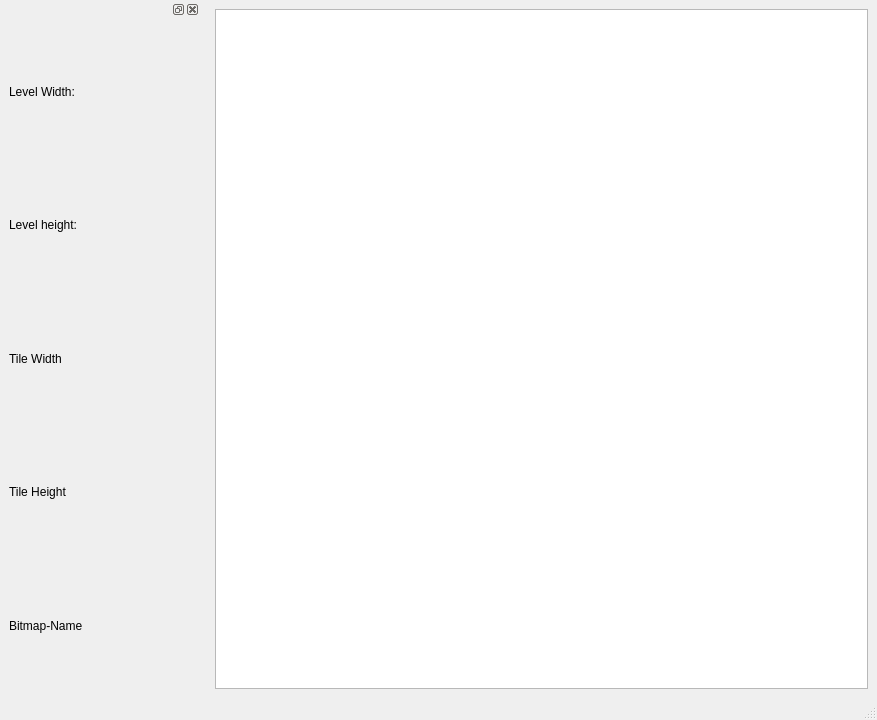
First picture: the form in uebung13/src/untitled.ui, repository pahoffmann/cplusplus_intro, before the edit.
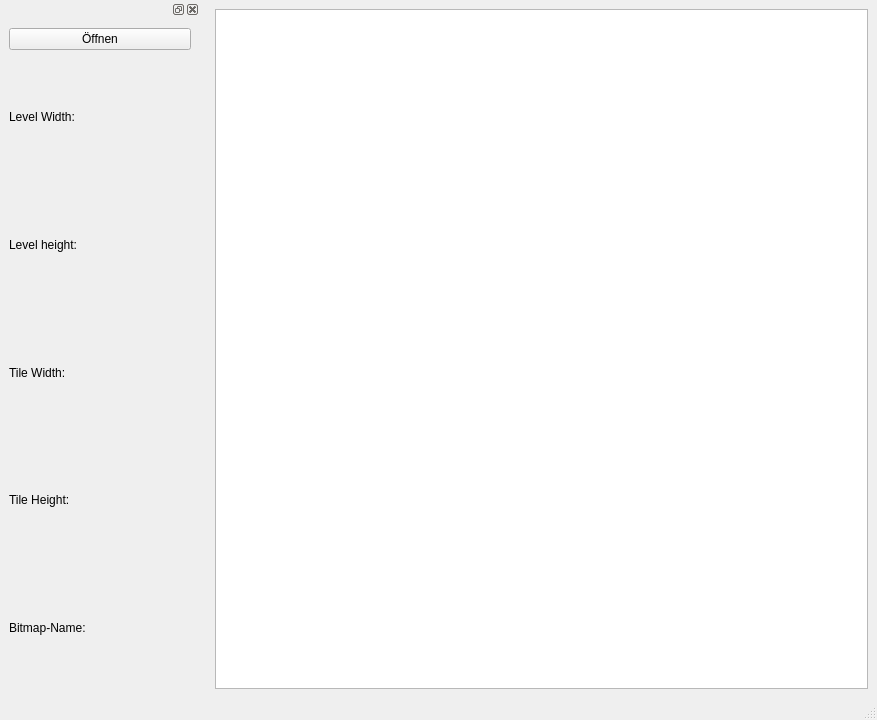
Second picture: the form after the edit.

The edit to the form file:
```diff
--- a/uebung13/src/untitled.ui
+++ b/uebung13/src/untitled.ui
@@ -38,7 +38,7 @@
    <property name="minimumSize">
     <size>
      <width>200</width>
-     <height>152</height>
+     <height>185</height>
     </size>
    </property>
    <property name="maximumSize">
@@ -58,6 +58,13 @@
    </attribute>
    <widget class="QWidget" name="dockWidgetContents">
     <layout class="QVBoxLayout" name="verticalLayout">
+     <item>
+      <widget class="QPushButton" name="pushButton">
+       <property name="text">
+        <string>Öffnen</string>
+       </property>
+      </widget>
+     </item>
      <item>
       <widget class="QLabel" name="label_4">
        <property name="text">
@@ -75,14 +82,14 @@
      <item>
       <widget class="QLabel" name="label_5">
        <property name="text">
-        <string>Tile Width</string>
+        <string>Tile Width:</string>
        </property>
       </widget>
      </item>
      <item>
       <widget class="QLabel" name="label_2">
        <property name="text">
-        <string>Tile Height</string>
+        <string>Tile Height:</string>
        </property>
       </widget>
      </item>
@@ -101,7 +108,7 @@
         </size>
        </property>
        <property name="text">
-        <string>Bitmap-Name</string>
+        <string>Bitmap-Name:</string>
        </property>
       </widget>
      </item>
```
